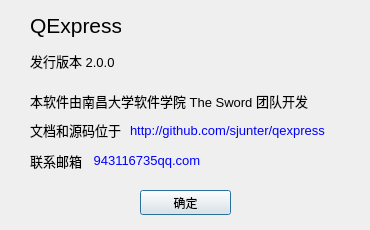
The window that server/aboutdlg.ui (SJunTer/QExpress) describes before a commit, drawn with Qt 5.
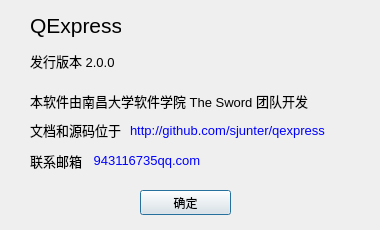
The same window after the commit.

The edit to the form file:
```diff
--- a/server/aboutdlg.ui
+++ b/server/aboutdlg.ui
@@ -6,19 +6,19 @@
    <rect>
     <x>0</x>
     <y>0</y>
-    <width>370</width>
+    <width>380</width>
     <height>230</height>
    </rect>
   </property>
   <property name="minimumSize">
    <size>
-    <width>370</width>
+    <width>380</width>
     <height>230</height>
    </size>
   </property>
   <property name="maximumSize">
    <size>
-    <width>370</width>
+    <width>380</width>
     <height>230</height>
    </size>
   </property>
```
